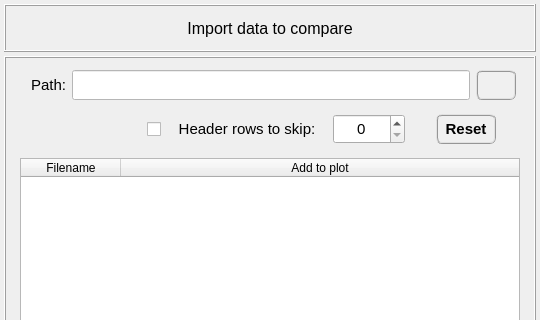
Above: data/ui_files/data_handler/import_data_to_compare.ui from MOPT-UFSC/VIBRA before the change; both pictures show x 0 to 540 and y 0 to 320 of the 540 by 580 pixel window. Below: the same form after it.
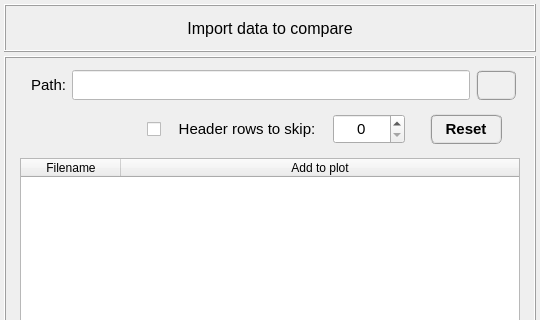
That is the form after the change.

What changed in the file:
```diff
--- a/data/ui_files/data_handler/import_data_to_compare.ui
+++ b/data/ui_files/data_handler/import_data_to_compare.ui
@@ -233,13 +233,13 @@
                 <widget class="QPushButton" name="pushButton_reset_imported_data">
                  <property name="minimumSize">
                   <size>
-                   <width>60</width>
+                   <width>72</width>
                    <height>30</height>
                   </size>
                  </property>
                  <property name="maximumSize">
                   <size>
-                   <width>60</width>
+                   <width>72</width>
                    <height>30</height>
                   </size>
                  </property>
```
